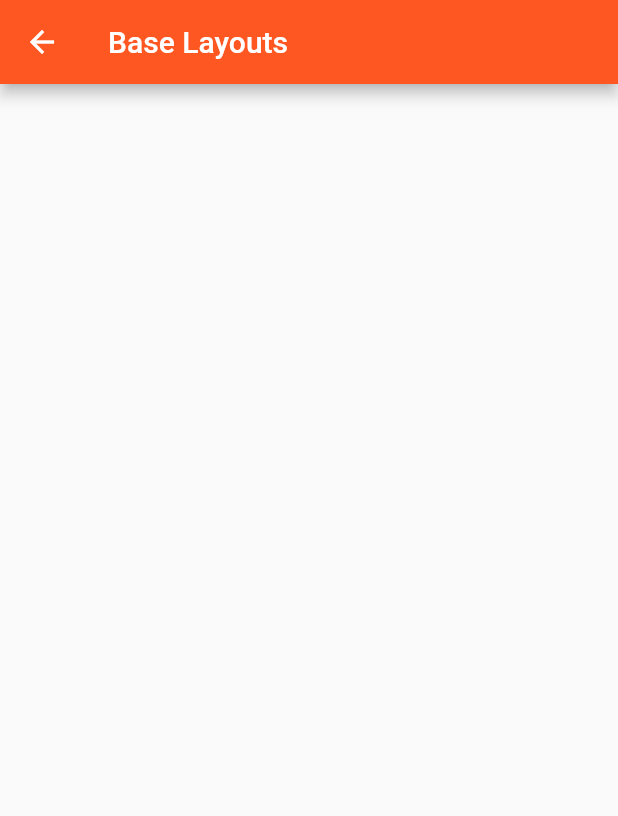
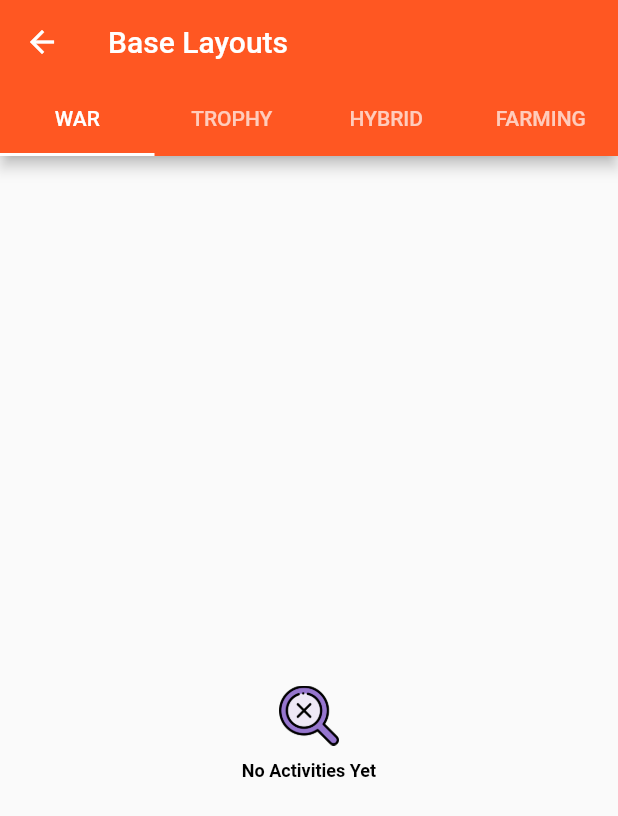
Before and after one commit to sunilmeena8/guideofcoc, a Flutter app: the HomeBaseBaseLayouts screen opened directly, on a phone screen of 412 x 824 dp. Shown: the top 816 px of the screen. Run offline on Flutter 3.47's test engine with Material 2 defaults, Android fonts, the phone set to English and light mode, and no system bars; our stand-ins replace carousel_slider, cloud_firestore, flutter_svg; accounts and stored records are empty; network calls fail; Roboto replaces fonts that are missing (Quicksand).

Commit message:
baselayouts ui added

```diff
--- a/lib/Builderbase/baselayouts.dart
+++ b/lib/Builderbase/baselayouts.dart
@@ -1,3 +1,6 @@
+
+
+
 import 'package:cloud_firestore/cloud_firestore.dart';
 import 'package:flutter/material.dart';
 class BuilderBaseBaseLayouts extends StatefulWidget {
@@ -70,7 +73,7 @@ class _BuilderBaseBaseLayoutsState extends State<BuilderBaseBaseLayouts> {
               mainAxisAlignment: MainAxisAlignment.center,
               crossAxisAlignment: CrossAxisAlignment.center,
               children: <Widget>[
-                 Image.asset('assets/not-found.png',width: 40,height:40.0),
+                 Image.asset('images/not-found.png',width: 40,height:40.0),
                   SizedBox(height: 10.0,),
                 Text(
                   'No Activities Yet',
--- a/lib/Homevillage/baselayouts.dart
+++ b/lib/Homevillage/baselayouts.dart
@@ -1,18 +1,142 @@
+import 'package:cloud_firestore/cloud_firestore.dart';
 import 'package:flutter/material.dart';
 
-class HomeBaseBaseLayouts extends StatelessWidget {
+class HomeBaseBaseLayouts extends StatefulWidget {
+  @override
+  _HomeBaseBaseLayoutsState createState() => _HomeBaseBaseLayoutsState();
+}
+
+class _HomeBaseBaseLayoutsState extends State<HomeBaseBaseLayouts> {
+  final List<Tab> myTabs = <Tab>[
+    Tab(text: 'LEFT'),
+    Tab(text: 'RIGHT'),
+    Tab(text: "Bottom"),
+    Tab(
+      text: "Up",
+    ),
+  ];
+
+  final Firestore db = Firestore.instance;
 
   @override
   Widget build(BuildContext context) {
     final title = 'Base Layouts';
-    return Scaffold(
+
+    return DefaultTabController(
+      length: 4,
+      child: Scaffold(
         appBar: AppBar(
+          bottom: TabBar(
+            tabs: [
+              Tab(icon: Text("WAR")),
+              Tab(icon: Text("TROPHY")),
+              Tab(icon: Text("HYBRID")),
+              Tab(icon: Text("FARMING")),
+            ],
+          ),
           title: Text(title),
         ),
+        body: TabBarView(children: <Widget>[
+          baseList(context, "war", "th13"),
+          baseList(context, "TROPHY", "th13"),
+          baseList(context, "HYBRID", "th13"),
+          baseList(context, "FARMING", "th13"),
+        ]),
+      ),
+    );
+  }
 
+  Widget baseList(context, String type, String th) {
+    return StreamBuilder<QuerySnapshot>(
+      stream: db.collection("bases/" + th + "/" + type).snapshots(),
+      builder: (BuildContext context, AsyncSnapshot<QuerySnapshot> snapshot) {
+        if (snapshot.hasData) {
+          if (snapshot.data.documents.length > 0) {
+            return ListView(
+              padding: EdgeInsets.symmetric(horizontal: 10.0, vertical: 20.0),
+              children:
+                  snapshot.data.documents.map((DocumentSnapshot document) {
+                return BaseLayoutCard(document.data['link']);
+              }).toList(),
+            );
+          } else {
+            return Container(
+              padding: EdgeInsets.only(top: 50.0),
+              height: MediaQuery.of(context).size.height - 200,
+              width: MediaQuery.of(context).size.width,
+              child: Column(
+                mainAxisAlignment: MainAxisAlignment.center,
+                crossAxisAlignment: CrossAxisAlignment.center,
+                children: <Widget>[
+                  Image.asset('images/not-found.png', width: 40, height: 40.0),
+                  SizedBox(
+                    height: 10.0,
+                  ),
+                  Text(
+                    'No Activities Yet',
+                    style: TextStyle(
+                        color: Colors.black,
+                        fontWeight: FontWeight.w600,
+                        fontSize: 12.0,
+                        fontFamily: 'Quicksand'),
+                  ),
+                ],
+              ),
+            );
+          }
+        } else {
+          return Container(
+            padding: EdgeInsets.only(top: 50.0),
+            height: MediaQuery.of(context).size.height,
+            width: MediaQuery.of(context).size.width,
+            child: Column(
+              mainAxisAlignment: MainAxisAlignment.center,
+              children: <Widget>[
+                //loader
+                SizedBox(height: 15.0),
+                Text(
+                  'Please Wait',
+                  style: TextStyle(
+                      color: Colors.black,
+                      fontSize: 14.0,
+                      fontFamily: 'Quicksand'),
+                ),
+              ],
+            ),
+          );
+        }
+      },
+    );
+  }
 
-
-      );
-
+  Widget BaseLayoutCard(String link) {
+    return Container(
+        width: 400,
+        height: 250,
+        margin: EdgeInsets.only(bottom: 20),
+        child: Stack(
+          children: <Widget>[
+            new Positioned.fill(
+                child: Image.network(
+              link,
+              fit: BoxFit.cover,
+            )),
+            Positioned(
+                top: 210,
+                left: 10,
+                child: GestureDetector(
+                    onTap: () {},
+                    child: Icon(Icons.favorite, color: Colors.white))),
+            Positioned(
+              top: 10,
+              left: 350,
+              child: Icon(
+                Icons.share,
+                color: Colors.blue[300],
+              ),
+            ),
+            Positioned(top: 210, left: 350, child: Icon(Icons.file_download))
+          ],
+        ));
   }
 }
```
Also changed, not shown: images/not-found.png (added).
